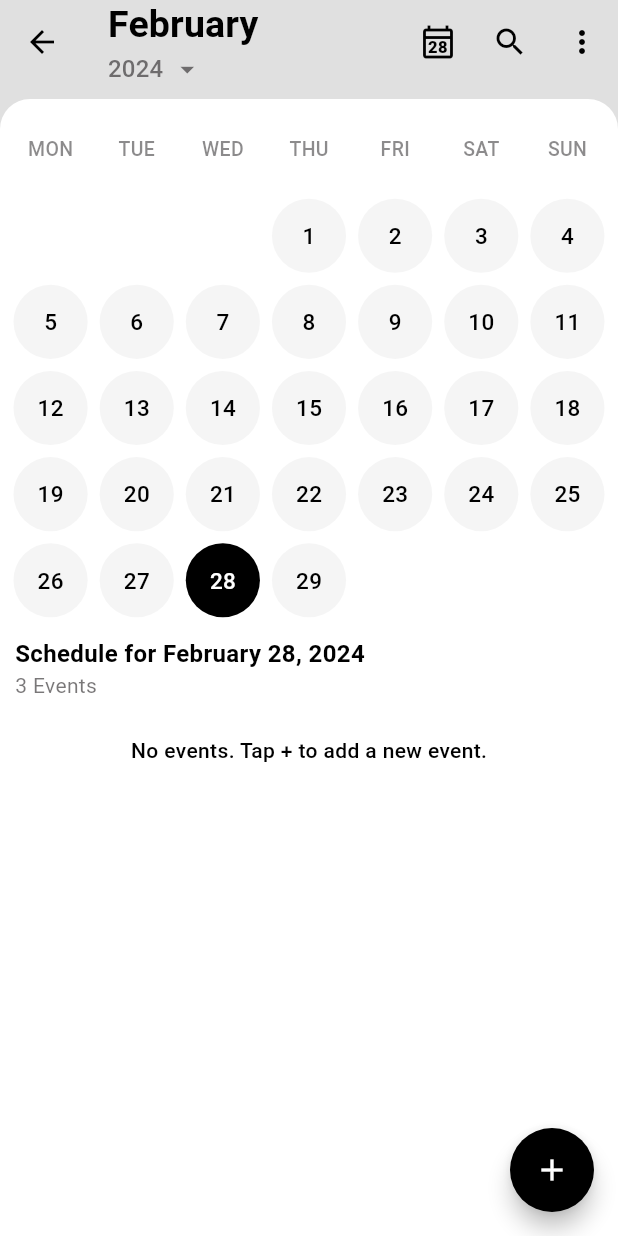
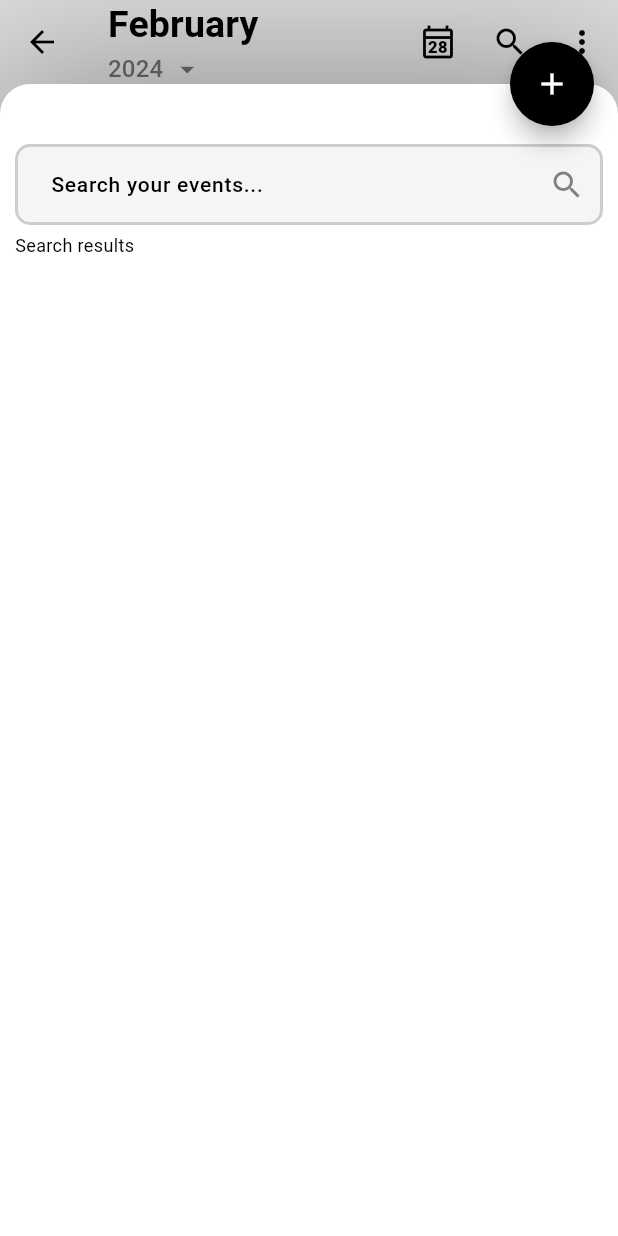
Before and after one commit to joharkhan99/quickcal, a Flutter app: the HomePage screen opened by its route, after a tap on the "search" icon, on a phone screen of 412 x 824 dp. Run offline on Flutter 3.47's test engine with Material 3 defaults, Android fonts, the phone set to English and light mode, and no system bars; our stand-ins replace hive, hive_flutter; accounts and stored records are empty.

Commit message:
added search feature

```diff
--- /dev/null
+++ b/lib/components/misc/search_bottom_sheet.dart
@@ -0,0 +1,250 @@
+import 'package:flutter/material.dart';
+import 'package:quickcal/components/misc/details_bottom_sheet.dart';
+import 'package:quickcal/data/database.dart';
+import 'package:quickcal/models/task.dart';
+
+class SearchBottomSheet extends StatefulWidget {
+  Function handleDateCardClick;
+  SearchBottomSheet({super.key, required this.handleDateCardClick});
+
+  @override
+  State<SearchBottomSheet> createState() => _SearchBottomSheetState();
+}
+
+class _SearchBottomSheetState extends State<SearchBottomSheet> {
+  Database database = Database();
+
+  final _inputController = TextEditingController();
+
+  late Future<List<Task>> _searchResults;
+
+  @override
+  void initState() {
+    super.initState();
+    _searchResults = database.searchTasksByName("");
+  }
+
+  void searchTasks(String value) {
+    setState(() {
+      _searchResults = database.searchTasksByName(value);
+      // print(tasks);
+    });
+  }
+
+  taskDetails(BuildContext context, Task task) {
+    return showBottomSheet(
+      context: context,
+      builder: (context) => DetailsBottomSheet(task: task, handleDateCardClick: widget.handleDateCardClick),
+    );
+  }
+
+  String getTaskTime(Task task, BuildContext context) {
+    if (task.allDay) {
+      return 'All day';
+    } else {
+      return '${task.startTime.format(context)} - ${task.endTime.format(context)}';
+    }
+  }
+
+  String getTaskNotes(Task task) {
+    if (task.notes == '') {
+      return 'Not specified';
+    } else if (task.notes.length > 50) {
+      return '${task.notes.substring(0, 50)}...';
+    } else {
+      return task.notes;
+    }
+  }
+
+  @override
+  Widget build(BuildContext context) {
+    return Container(
+      height: MediaQuery.of(context).size.height,
+      width: MediaQuery.of(context).size.width,
+      padding: const EdgeInsets.only(bottom: 10, left: 10, right: 10, top: 40),
+      decoration: const BoxDecoration(
+        borderRadius: BorderRadius.only(topLeft: Radius.circular(20), topRight: Radius.circular(20)),
+        color: Colors.white,
+        boxShadow: [
+          BoxShadow(
+            color: Color.fromARGB(94, 0, 0, 0),
+            spreadRadius: 10,
+            blurRadius: 100,
+          ),
+        ],
+      ),
+      child: Column(
+        mainAxisAlignment: MainAxisAlignment.start,
+        crossAxisAlignment: CrossAxisAlignment.start,
+        children: <Widget>[
+          Container(
+            padding: const EdgeInsets.only(bottom: 5),
+            child: TextFormField(
+              controller: _inputController,
+              onChanged: (value) => searchTasks(value),
+              decoration: const InputDecoration(
+                labelText: 'Search your events...',
+                hintText: 'go to the gym, buy groceries, etc.',
+                fillColor: Color.fromARGB(26, 158, 158, 158),
+                filled: true,
+                floatingLabelStyle: TextStyle(
+                  fontSize: 13,
+                  fontWeight: FontWeight.w500,
+                  color: Colors.black,
+                ),
+                hintStyle: TextStyle(
+                  fontSize: 14,
+                  fontWeight: FontWeight.w400,
+                ),
+                labelStyle: TextStyle(
+                  fontSize: 14,
+                  fontWeight: FontWeight.w500,
+                  color: Colors.black,
+                ),
+                enabledBorder: OutlineInputBorder(
+                  borderSide: BorderSide(color: Color.fromARGB(50, 46, 43, 45), width: 2),
+                  borderRadius: BorderRadius.all(Radius.circular(10)),
+                ),
+                focusedBorder: OutlineInputBorder(
+                  borderSide: BorderSide(color: Colors.black, width: 2),
+                  borderRadius: BorderRadius.all(Radius.circular(10)),
+                ),
+                contentPadding: EdgeInsets.symmetric(vertical: 15, horizontal: 20),
+                suffixIcon: Icon(
+                  Icons.search,
+                  color: Color.fromARGB(150, 46, 43, 45),
+                  size: 24,
+                ),
+              ),
+            ),
+          ),
+          const Text('Search results', style: TextStyle(color: Colors.black, fontSize: 12)),
+          const SizedBox(height: 5),
+          FutureBuilder<List<Task>>(
+            future: _searchResults,
+            builder: (context, snapshot) {
+              if (snapshot.connectionState == ConnectionState.waiting) {
+                return const CircularProgressIndicator(
+                  backgroundColor: Colors.black,
+                  strokeWidth: 1,
+                  color: Colors.black12,
+                );
+              } else if (snapshot.hasError) {
+                return Text('Error: ${snapshot.error}');
+              } else {
+                List<Task> tasks = snapshot.data ?? [];
+
+                return Expanded(
+                  flex: 1,
+                  child: ListView.builder(
+                    padding: const EdgeInsets.only(bottom: 20, left: 5, right: 5),
+                    itemCount: tasks.length,
+                    itemBuilder: (context, index) {
+                      return Container(
+                        margin: const EdgeInsets.only(bottom: 5),
+                        decoration: BoxDecoration(
+                          border: Border(
+                            left: BorderSide(
+                              color: tasks[index].getColor().withOpacity(0.7),
+                              width: 8,
+                            ),
+                          ),
+                          color: Colors.white,
+                          borderRadius: const BorderRadius.only(bottomLeft: Radius.circular(5), topLeft: Radius.circular(5)),
+                        ),
+                        child: ElevatedButton(
+                          onPressed: () => taskDetails(context, tasks[index]),
+                          style: ElevatedButton.styleFrom(
+                            backgroundColor: tasks[index].getColor().withOpacity(0.12),
+                            foregroundColor: Colors.white,
+                            elevation: 0,
+                            shadowColor: Colors.white,
+                            padding: const EdgeInsets.symmetric(horizontal: 10, vertical: 5),
+                            shape: const RoundedRectangleBorder(
+                              borderRadius: BorderRadius.only(bottomRight: Radius.circular(5), topRight: Radius.circular(5)),
+                            ),
+                          ),
+                          child: Row(
+                            mainAxisAlignment: MainAxisAlignment.start,
+                            children: [
+                              Flexible(
+                                child: Column(
+                                  crossAxisAlignment: CrossAxisAlignment.start,
+                                  children: [
+                                    Text(
+                                      tasks[index].name,
+                                      style: TextStyle(
+                                        fontWeight: FontWeight.w500,
+                                        color: tasks[index].getColor(),
+                                        fontSize: 15,
+                                      ),
+                                    ),
+                                    const SizedBox(height: 2),
+                                    Row(
+                                      children: [
+                                        Icon(
+                                          Icons.calendar_month,
+                                          fill: 1,
+                                          size: 15,
+                                          color: tasks[index].getColor(),
+                                        ),
+                                        const SizedBox(width: 5),
+                                        Text(
+                                          '${tasks[index].date.day}/${tasks[index].date.month}/${tasks[index].date.year}',
+                                          style: TextStyle(
+                                            color: Colors.black.withOpacity(0.5),
+                                            fontSize: 12,
+                                          ),
+                                        ),
+                                        const SizedBox(width: 20),
+                                        Icon(
+                                          Icons.access_time,
+                                          fill: 1,
+                                          size: 15,
+                                          color: tasks[index].getColor(),
+                                        ),
+                                        const SizedBox(width: 5),
+                                        Text(
+                                          getTaskTime(tasks[index], context),
+                                          style: TextStyle(
+                                            color: Colors.black.withOpacity(0.5),
+                                            fontSize: 12,
+                                          ),
+                                        ),
+                                      ],
+                                    ),
+                                    Row(
+                                      children: [
+                                        Icon(
+                                          Icons.notifications_none,
+                                          size: 15,
+                                          color: tasks[index].getColor().withOpacity(0.9),
+                                        ),
+                                        const SizedBox(width: 5),
+                                        Text(
+                                          tasks[index].notifyTime,
+                                          style: TextStyle(
+                                            color: Colors.black.withOpacity(0.5),
+                                            fontSize: 12,
+                                          ),
+                                        ),
+                                      ],
+                                    ),
+                                  ],
+                                ),
+                              )
+                            ],
+                          ),
+                        ),
+                      );
+                    },
+                  ),
+                );
+              }
+            },
+          ),
+        ],
+      ),
+    );
+  }
+}
--- a/lib/data/database.dart
+++ b/lib/data/database.dart
@@ -52,4 +52,32 @@ class Database {
     tasksForDate.removeWhere((element) => element['taskId'] == taskId);
     tasksbox.put(date.toString(), tasksForDate);
   }
+
+  Future<List<Task>> searchTasksByName(String searchValue) async {
+    final List<Map<dynamic, dynamic>> matchingTasks = [];
+
+    for (var key in tasksbox.keys) {
+      final List<dynamic> tasks = tasksbox.get(key);
+
+      for (var task in tasks) {
+        if (task['name'] != null &&
+            (task['name'].toLowerCase().contains(searchValue.toLowerCase()) ||
+                task['notes'].toLowerCase().contains(searchValue.toLowerCase()) ||
+                task['location'].toLowerCase().contains(searchValue.toLowerCase()))) {
+          matchingTasks.add(task);
+        }
+      }
+    }
+
+    List<Task> taskList = [];
+
+    for (Map<dynamic, dynamic> map in matchingTasks) {
+      var encodedTask = jsonEncode(map);
+      Map<String, dynamic> decodedTask = json.decode(encodedTask);
+      Task t = Task.fromJson(decodedTask);
+      taskList.add(t);
+    }
+
+    return taskList;
+  }
 }
--- a/lib/pages/home_page.dart
+++ b/lib/pages/home_page.dart
@@ -5,6 +5,7 @@ import 'package:quickcal/components/calendar/calendar_task_header.dart';
 import 'package:quickcal/components/calendar/calendar_tasks_list.dart';
 import 'package:quickcal/components/calendar/calendar_current_date_top_button.dart';
 import 'package:quickcal/components/calendar/calendar_popup_menu.dart';
+import 'package:quickcal/components/misc/search_bottom_sheet.dart';
 import 'package:quickcal/data/database.dart';
 import 'package:quickcal/models/calendar.dart';
 import 'package:quickcal/models/task.dart';
@@ -50,8 +51,7 @@ class _HomePageState extends State<HomePage> {
   void updateCalendarToToday(DateTime date) {
     setState(() {
       calendar.setCurrentMonth(date);
-      selectedDate = date;
-      tasksForDate = database.getTasksForDate(date);
+      handleDateCardClick(DateTime.now());
     });
   }
 
@@ -90,10 +90,12 @@ class _HomePageState extends State<HomePage> {
         scrolledUnderElevation: 0.0,
         actions: [
           CurrentDateTopButton(updateCalendarToToday: updateCalendarToToday),
-          IconButton(
-            icon: const Icon(Icons.search),
-            onPressed: () {},
-            tooltip: 'Search',
+          Builder(
+            builder: (context) => IconButton(
+              icon: const Icon(Icons.search),
+              onPressed: () => searchButtonClick(context),
+              tooltip: 'Search',
+            ),
           ),
           const PopUpMenu(),
         ],
@@ -143,4 +145,11 @@ class _HomePageState extends State<HomePage> {
       ),
     );
   }
+
+  searchButtonClick(BuildContext context) {
+    return showBottomSheet(
+      context: context,
+      builder: (context) => SearchBottomSheet(handleDateCardClick: handleDateCardClick),
+    );
+  }
 }
```
